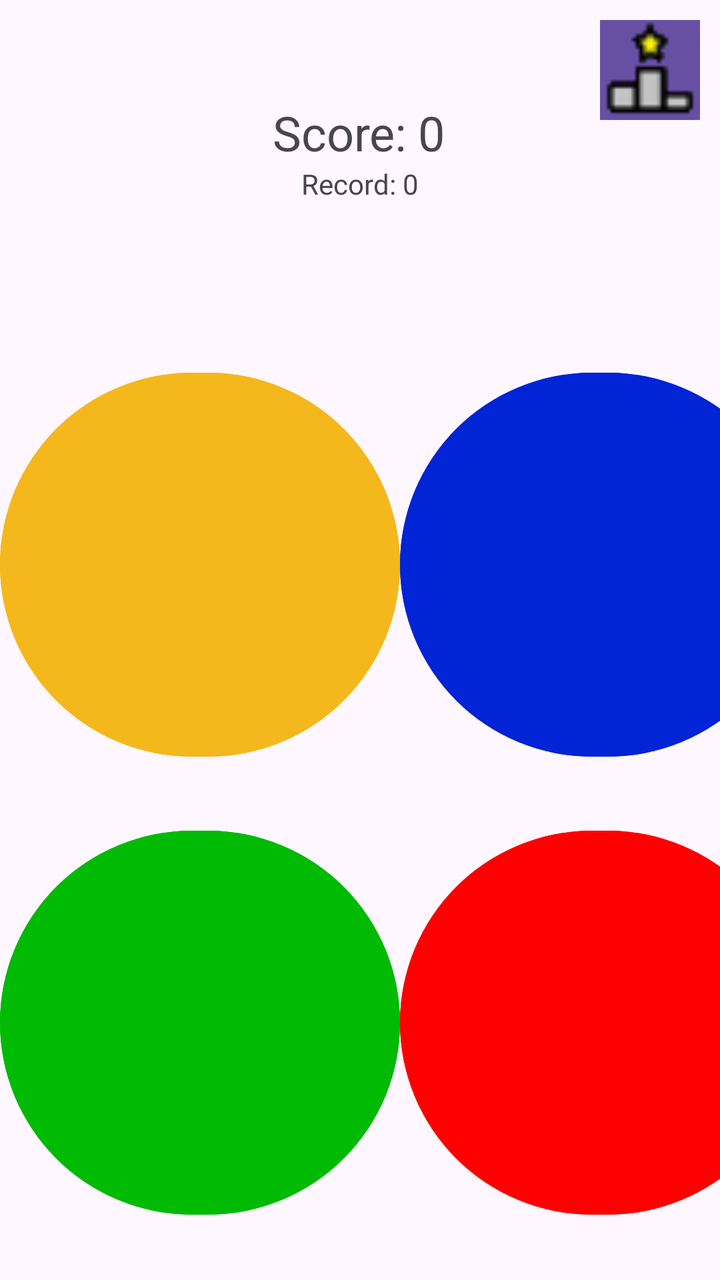
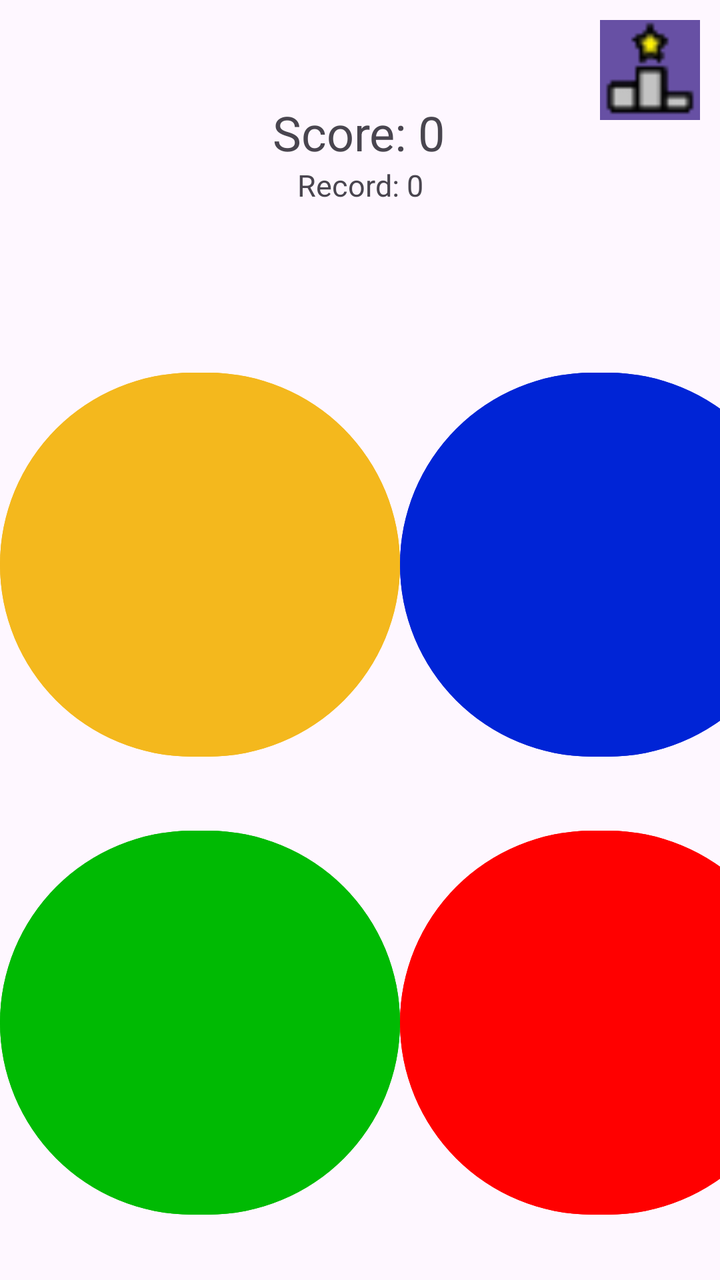

An Android layout rendered at two revisions. The XML below is the earlier revision; the diff shows what the commit changed to produce the second picture.
<!-- AndroidManifest.xml: application theme Theme.SaimonSays -->
<!-- res/layout/activity_main.xml -->
<?xml version="1.0" encoding="utf-8"?>
<LinearLayout
    xmlns:android="http://schemas.android.com/apk/res/android"
    xmlns:app="http://schemas.android.com/apk/res-auto"
    xmlns:tools="http://schemas.android.com/tools"
    android:layout_width="match_parent"
    android:layout_height="match_parent"
    android:orientation="vertical"
    android:gravity="center">

    <androidx.constraintlayout.widget.ConstraintLayout
        android:layout_width="match_parent"
        android:layout_height="match_parent">

        <LinearLayout
            android:id="@+id/linearLayout2"
            android:layout_width="match_parent"
            android:layout_height="wrap_content"
            android:layout_marginTop="100dp"
            android:orientation="horizontal"
            app:layout_constraintEnd_toEndOf="parent"
            app:layout_constraintStart_toStartOf="parent"
            app:layout_constraintTop_toBottomOf="@id/scoreTextView">

            <Button
                android:id="@+id/button4"
                android:layout_width="200dp"
                android:layout_height="200dp"
                android:backgroundTint="@color/yellow" />

            <Button
                android:id="@+id/button3"
                android:layout_width="200dp"
                android:layout_height="200dp"
                android:backgroundTint="@color/blue" />
        </LinearLayout>

        <LinearLayout
            android:id="@+id/linearLayout"
            android:layout_width="match_parent"
            android:layout_height="wrap_content"
            android:orientation="horizontal"
            app:layout_constraintBottom_toBottomOf="parent"
            app:layout_constraintEnd_toEndOf="parent"
            app:layout_constraintStart_toStartOf="parent"
            app:layout_constraintTop_toBottomOf="@+id/linearLayout2">

            <Button
                android:id="@+id/button2"
                android:layout_width="200dp"
                android:layout_height="200dp"
                android:backgroundTint="@color/green" />

            <Button
                android:id="@+id/button1"
                android:layout_width="200dp"
                android:layout_height="200dp"

                android:backgroundTint="@color/red" />
        </LinearLayout>

        <TextView
            android:id="@+id/scoreTextView"
            android:layout_width="wrap_content"
            android:layout_height="wrap_content"
            android:layout_marginTop="50dp"
            android:text="Score: 0"
            android:textSize="24sp"
            app:layout_constraintBottom_toTopOf="@+id/linearLayout2"
            app:layout_constraintEnd_toEndOf="parent"
            app:layout_constraintHorizontal_bias="0.498"
            app:layout_constraintStart_toStartOf="parent"
            app:layout_constraintTop_toTopOf="parent" />

        <TextView
            android:id="@+id/highScoreTextView"
            android:layout_width="wrap_content"
            android:layout_height="wrap_content"
            android:text="Record: 0"
            android:textSize="dp"
            app:layout_constraintEnd_toEndOf="parent"
            app:layout_constraintStart_toStartOf="parent"
            app:layout_constraintTop_toBottomOf="@+id/scoreTextView" />


        <ImageView
            android:id="@+id/imageView"
            android:layout_width="50dp"
            android:layout_height="50dp"
            android:layout_marginTop="10dp"
            android:layout_marginRight="10dp"
            app:layout_constraintEnd_toEndOf="parent"
            app:layout_constraintTop_toTopOf="parent"
            app:srcCompat="@drawable/leaderboards_button_modified" />


    </androidx.constraintlayout.widget.ConstraintLayout>

</LinearLayout>
<!-- resources referenced by this layout -->
<resources>
  <color name="blue">#0024D6</color>
  <color name="green">#00BA03</color>
  <color name="red">#FF0000</color>
  <color name="yellow">#F4B81D</color>
  <!-- drawable leaderboards_button_modified: png bitmap (drawable, 762 bytes) -->
  <style name="Theme.SaimonSays" parent="Base.Theme.SaimonSays" />
  <style name="Base.Theme.SaimonSays" parent="Theme.Material3.DayNight.NoActionBar">
          
          
      </style>
</resources>

<!-- the commit's change to res/layout/activity_main.xml (unified diff, before → after) -->
@@ -77,7 +77,7 @@
             android:layout_width="wrap_content"
             android:layout_height="wrap_content"
             android:text="Record: 0"
-            android:textSize="dp"
+            android:textSize="15dp"
             app:layout_constraintEnd_toEndOf="parent"
             app:layout_constraintStart_toStartOf="parent"
             app:layout_constraintTop_toBottomOf="@+id/scoreTextView" />
